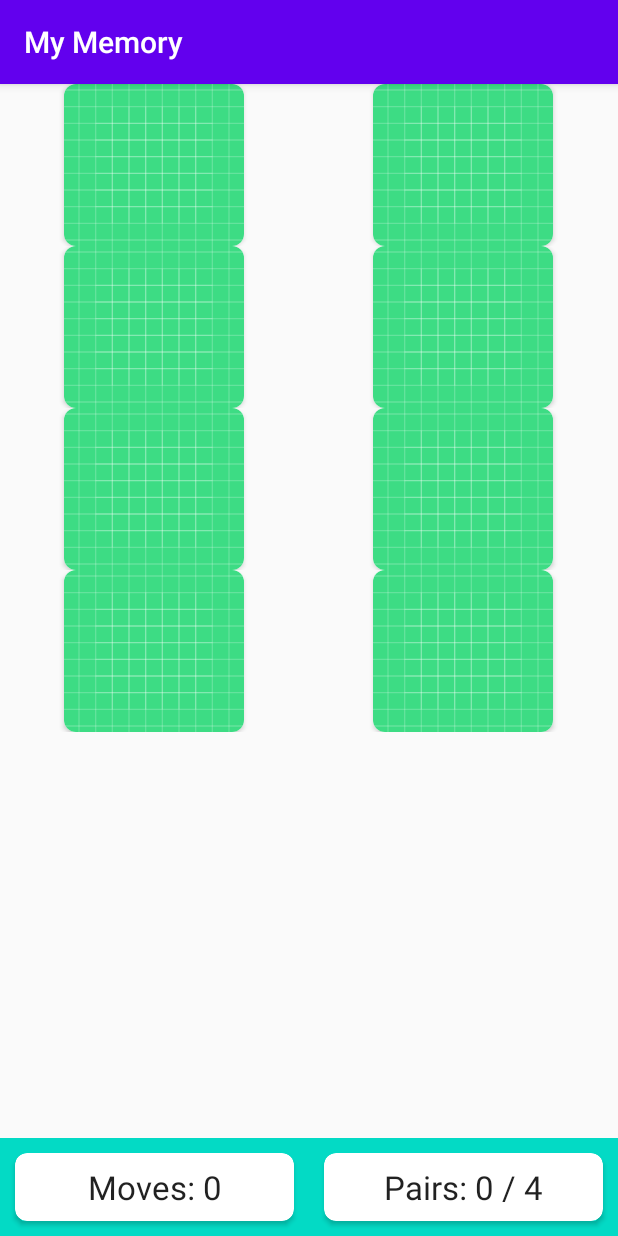
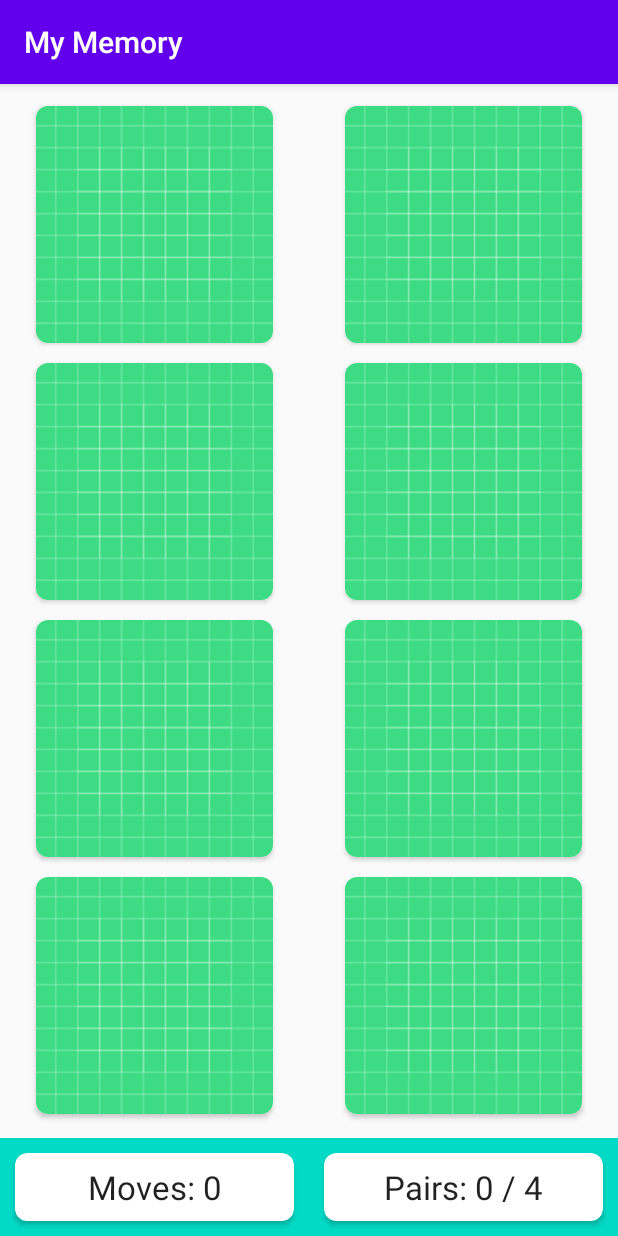
Before and after one commit to stephaniebernhard/memory, an Android app: the screen it shows after launch (MainActivity), on a phone screen of 412 x 824 dp. Run offline under Robolectric (Android 15) with nearby library versions, the phone set to English and light mode, and no system bars.

Commit message:
refined memory_card layout and added onclicklisteners

```diff
--- a/app/src/main/java/ch/stephaniebernhard/mymemory/MemoryBoardAdapter.kt
+++ b/app/src/main/java/ch/stephaniebernhard/mymemory/MemoryBoardAdapter.kt
@@ -1,16 +1,33 @@
 package ch.stephaniebernhard.mymemory
 
 import android.content.Context
+import android.util.Log
 import android.view.LayoutInflater
 import android.view.View
 import android.view.ViewGroup
+import android.widget.ImageButton
+import androidx.cardview.widget.CardView
 import androidx.recyclerview.widget.RecyclerView
+import kotlin.math.min
 
 class MemoryBoardAdapter(private val context: Context, private val numPieces: Int) :
     RecyclerView.Adapter<MemoryBoardAdapter.ViewHolder>() {
 
+    // static variables
+    companion object {
+        private const val MARGIN_SIZE = 10
+        private const val TAG = "MemoryBoardAdapter"
+    }
+
     override fun onCreateViewHolder(parent: ViewGroup, viewType: Int): ViewHolder {
+        val cardWidth = parent.width / 2 - (2 * MARGIN_SIZE)
+        val cardHeight = parent.height / 4 - (2 * MARGIN_SIZE)
+        val cardSideLength = min(cardWidth, cardHeight)
         val view = LayoutInflater.from(context).inflate(R.layout.memory_card, parent, false)
+        val layoutParams = view.findViewById<CardView>(R.id.cardView).layoutParams as ViewGroup.MarginLayoutParams
+        layoutParams.width = cardSideLength
+        layoutParams.height = cardSideLength
+        layoutParams.setMargins(MARGIN_SIZE, MARGIN_SIZE, MARGIN_SIZE, MARGIN_SIZE)
         return ViewHolder(view)
     }
 
@@ -21,8 +38,12 @@ class MemoryBoardAdapter(private val context: Context, private val numPieces: In
     }
 
     inner class ViewHolder(itemView: View) : RecyclerView.ViewHolder(itemView) {
+        private val imageButton = itemView.findViewById<ImageButton>(R.id.imageButton)
+
         fun bind(position: Int) {
-            // todo
+            imageButton.setOnClickListener {
+                Log.i(TAG, "Clicked on position $position")
+            }
 
         }
     }
--- a/app/src/main/res/layout/activity_main.xml
+++ b/app/src/main/res/layout/activity_main.xml
@@ -57,7 +57,10 @@
         android:id="@+id/rvBoard"
         android:layout_width="0dp"
         android:layout_height="0dp"
+        android:layout_marginTop="8dp"
+        android:layout_marginBottom="8dp"
         android:layout_weight="1"
+        android:overScrollMode="never"
         app:layout_constraintBottom_toTopOf="@+id/llGameInfo"
         app:layout_constraintEnd_toEndOf="parent"
         app:layout_constraintHorizontal_bias="0.6"
```
